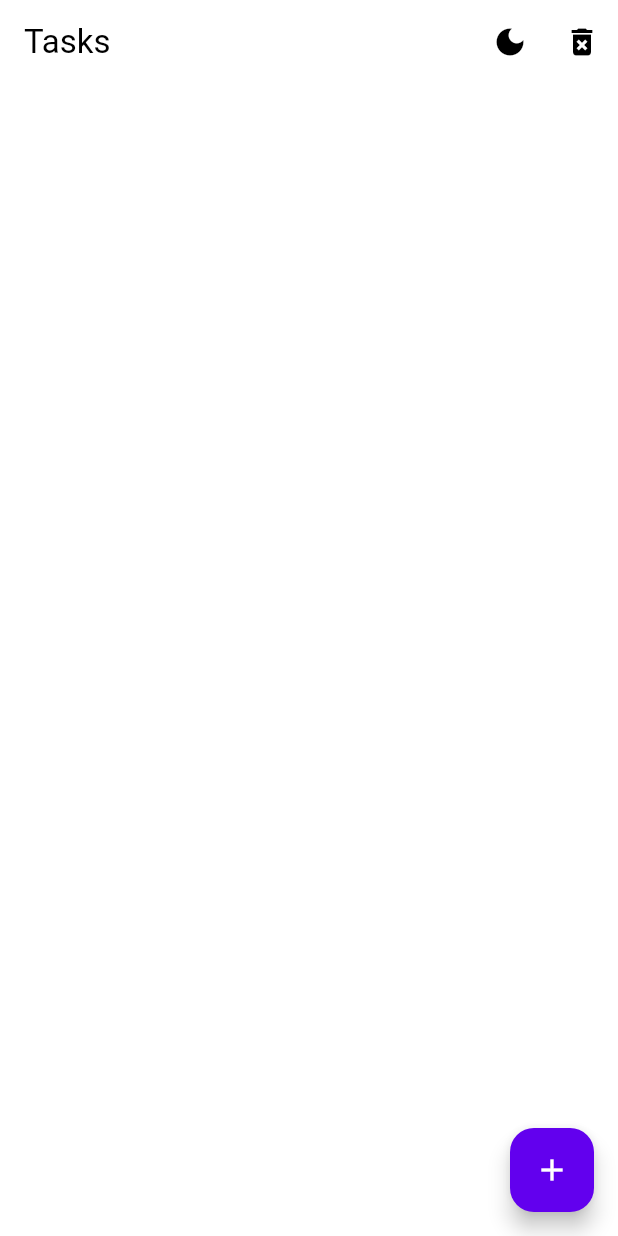
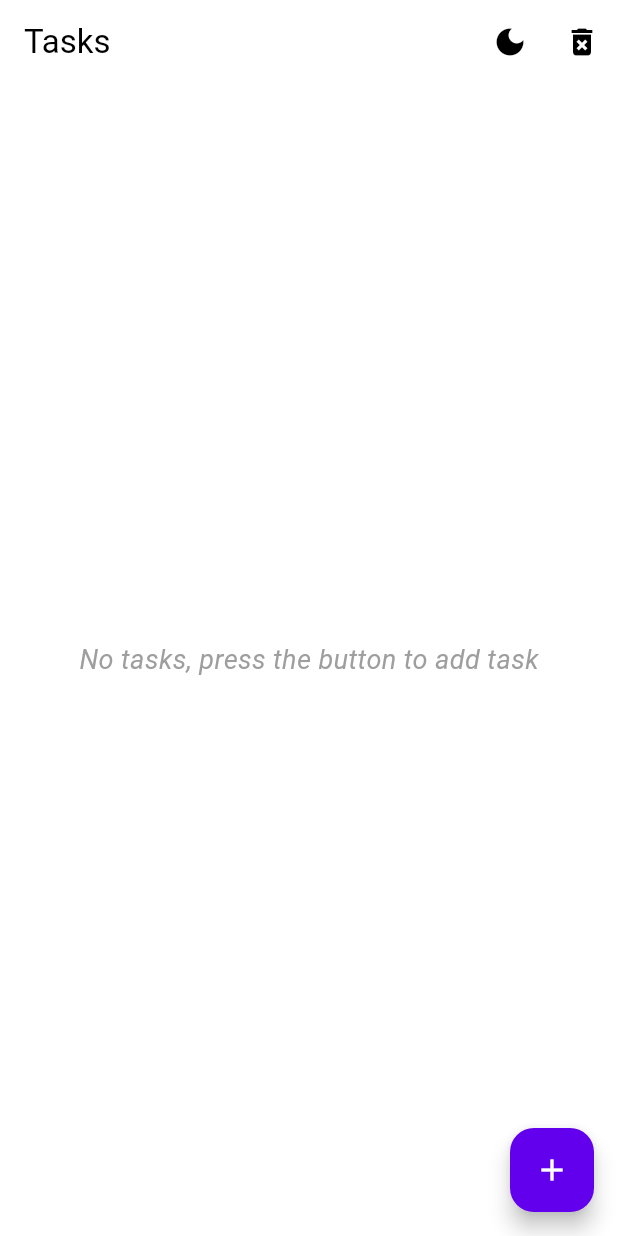
Before and after one commit to Asif-Shamal/todo_list, a Flutter app: the screen it shows after launch, on a phone screen of 412 x 824 dp. Run offline on Flutter 3.47's test engine with Material 3 defaults, Android fonts, the phone set to English and light mode, and no system bars; our stand-ins replace sqflite; accounts and stored records are empty.

Commit message:
check if the list is empty and show a empty string

```diff
--- a/lib/pages/home_page.dart
+++ b/lib/pages/home_page.dart
@@ -46,6 +46,75 @@ class _HomePageState extends State<HomePage> {
     );
   }
 
+  Widget _tasksList() {
+    return FutureBuilder(
+      future: _databaseService.getTasks(),
+      builder: (context, snapshot) {
+        // If the snapshot has no data or is empty, show the "no tasks" message
+        if (snapshot.connectionState == ConnectionState.waiting) {
+          return const Center(child: CircularProgressIndicator());
+        } else if (snapshot.hasData && snapshot.data!.isEmpty) {
+          return Center(
+            child: Text(
+              'No tasks, press the button to add task',
+              style: TextStyle(
+                fontSize: 18,
+                color: Colors.grey,
+                fontStyle: FontStyle.italic,
+              ),
+            ),
+          );
+        } else if (snapshot.hasError) {
+          return Center(
+            child: Text('Error: ${snapshot.error}'),
+          );
+        } else {
+          return ListView.builder(
+            itemCount: snapshot.data?.length ?? 0,
+            itemBuilder: (context, index) {
+              Task task = snapshot.data![index];
+              return ListTile(
+                onTap: () {},
+                title: Text(
+                  task.content,
+                  style: TextStyle(
+                    fontSize: 22,
+                    decoration:
+                        task.status == 1 ? TextDecoration.lineThrough : null,
+                    decorationThickness: 2.0,
+                    decorationColor: Colors.red,
+                  ),
+                ),
+                trailing: Row(
+                  mainAxisSize: MainAxisSize.min,
+                  children: [
+                    Checkbox(
+                      value: task.status == 1,
+                      onChanged: (value) {
+                        _databaseService.updateTaskStatus(
+                          task.id,
+                          value == true ? 1 : 0,
+                        );
+                        setState(() {});
+                      },
+                    ),
+                    IconButton(
+                      icon: const Icon(Icons.delete),
+                      onPressed: () {
+                        _showConfirmationDialog(task);
+                      },
+                    ),
+                  ],
+                ),
+              );
+            },
+          );
+        }
+      },
+    );
+  }
+
+// add task button
   Widget _addTaskButton() {
     return FloatingActionButton(
       onPressed: () {
```
